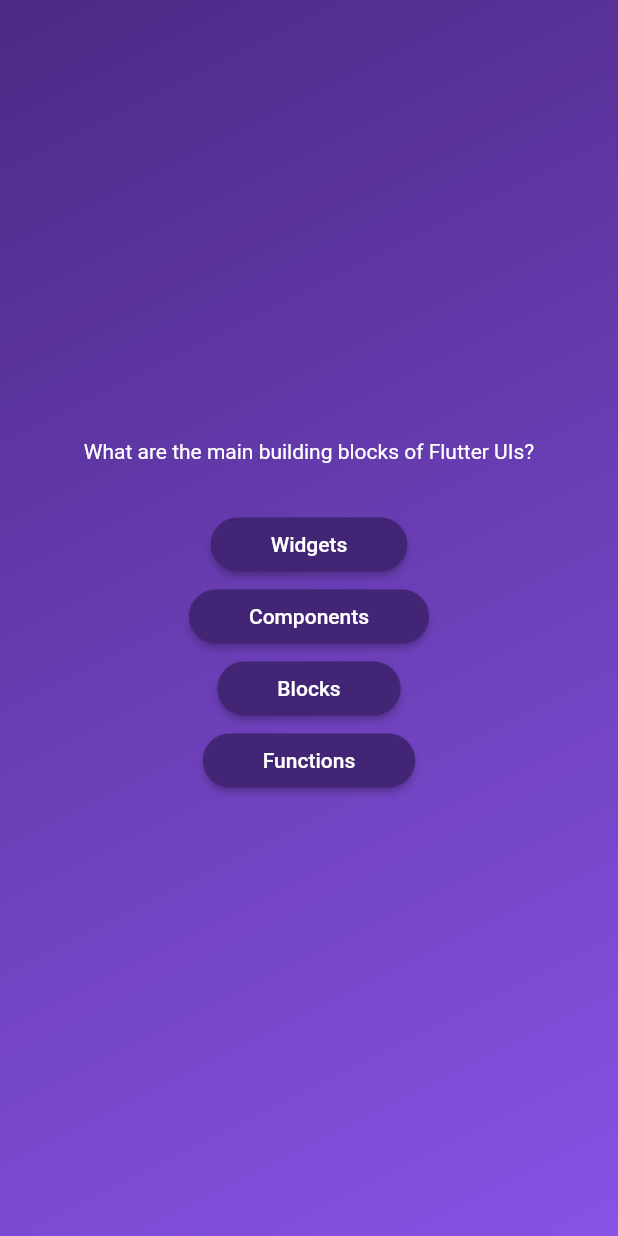
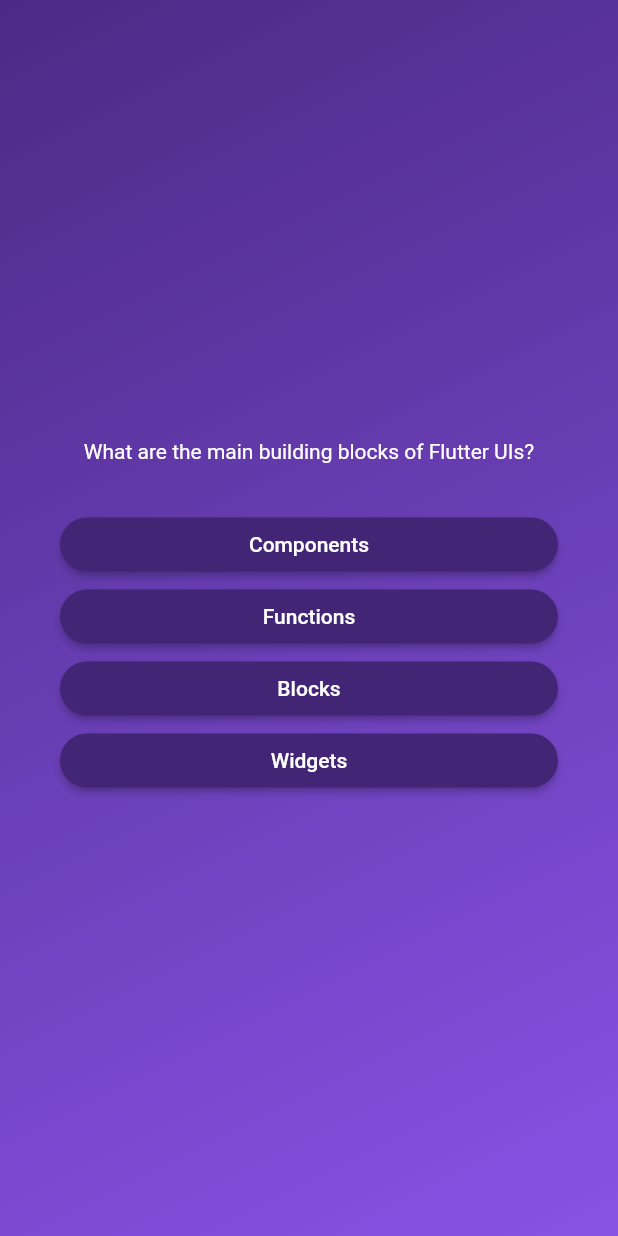
Before and after one commit to shunphoenix55/Flutter-Quiz-App, a Flutter app: the screen it shows after launch, after a tap on "Start Quiz", on a phone screen of 412 x 824 dp. Run offline on Flutter 3.47's test engine with Material 2 defaults, Android fonts, the phone set to English and light mode, and no system bars.

Commit message:
Center texts

```diff
--- a/lib/answer_button.dart
+++ b/lib/answer_button.dart
@@ -17,7 +17,10 @@ class AnswerButton extends StatelessWidget {
         foregroundColor: Colors.white,
         shape: RoundedRectangleBorder(borderRadius: BorderRadius.circular(40)),
       ),
-      child: Text(answerText),
+      child: Text(
+        answerText,
+        textAlign: TextAlign.center,
+      ),
     );
   }
 }
--- a/lib/models/quiz_questions.dart
+++ b/lib/models/quiz_questions.dart
@@ -3,4 +3,10 @@ class QuizQuestion {
 
   final String text;
   final List<String> answers;
+
+  List<String> getShuffledAnswer() {
+    final shuffledList = List.of(answers);
+    shuffledList.shuffle();
+    return shuffledList;
+  }
 }
--- a/lib/questions_screen.dart
+++ b/lib/questions_screen.dart
@@ -13,27 +13,41 @@ class QuestionsScreen extends StatefulWidget {
 }
 
 class _QuestionsScreenState extends State<QuestionsScreen> {
+  var currentQuestionIndex = 0;
+
+  void answerQuestion() {
+    setState(() {
+      currentQuestionIndex++;
+    });
+  }
+
   @override
   Widget build(BuildContext context) {
-    final currentQuestion = questions[0];
+    final currentQuestion = questions[currentQuestionIndex];
 
     return SizedBox(
       width: double.infinity,
+      child: Container(
+        margin: const EdgeInsets.all(40),
         child: Column(
           mainAxisAlignment: MainAxisAlignment.center,
+          crossAxisAlignment: CrossAxisAlignment.stretch,
           children: [
             Text(
               currentQuestion.text,
               style: const TextStyle(color: Colors.white),
+              textAlign: TextAlign.center,
             ),
             const SizedBox(
               height: 30,
             ),
-          AnswerButton(answerText: currentQuestion.answers[0], onTap: () {}),
-          AnswerButton(answerText: currentQuestion.answers[1], onTap: () {}),
-          AnswerButton(answerText: currentQuestion.answers[2], onTap: () {}),
-          AnswerButton(answerText: currentQuestion.answers[3], onTap: () {}),
+            ...currentQuestion.getShuffledAnswer().map(
+              (item) {
+                return AnswerButton(answerText: item, onTap: answerQuestion);
+              },
+            )
           ],
+        ),
       ),
     );
   }
--- a/pubspec.yaml
+++ b/pubspec.yaml
@@ -35,6 +35,7 @@ dependencies:
   # The following adds the Cupertino Icons font to your application.
   # Use with the CupertinoIcons class for iOS style icons.
   cupertino_icons: ^1.0.2
+  google_fonts: ^5.1.0
 
 dev_dependencies:
   flutter_test:
```
Also changed, not shown: pubspec.lock, 1 other file. Lines whose indentation alone changed are shown as unchanged.
